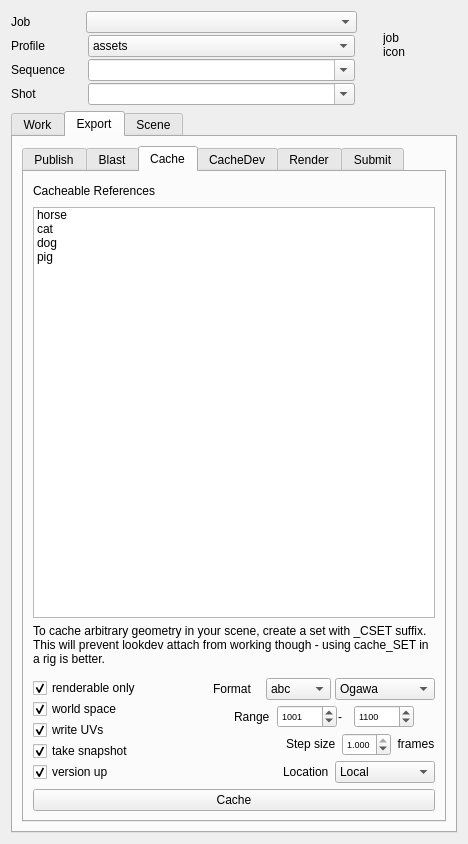
The window that python/pini/tools/helper/pini_helper.ui (CBSDigital/pini-dev) describes before a commit, drawn with Qt 5.
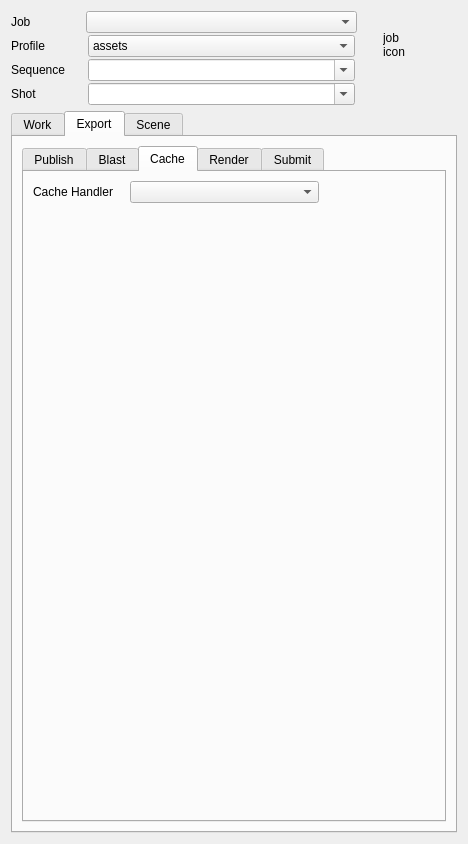
The same window after the commit. The open tabs and pages were chosen to show the change. Icons and pictures are not drawn. Custom widgets are drawn as their Qt base class.

```diff
--- a/python/pini/tools/helper/pini_helper.ui
+++ b/python/pini/tools/helper/pini_helper.ui
@@ -506,15 +506,15 @@
        <item row="0" column="0">
         <widget class="CTabWidget" name="EExportPane">
          <property name="currentIndex">
-          <number>3</number>
+          <number>2</number>
          </property>
          <widget class="QWidget" name="EPublishTab">
           <attribute name="title">
            <string>Publish</string>
           </attribute>
-          <layout class="QGridLayout" name="gridLayout_6" rowstretch="0,0,0,1">
+          <layout class="QGridLayout" name="gridLayout_6" rowstretch="0,0">
            <item row="0" column="0">
-            <layout class="QHBoxLayout" name="JobPane_3" stretch="1,2,1">
+            <layout class="QHBoxLayout" name="JobPane_3" stretch="1,2,1,0">
              <property name="spacing">
               <number>2</number>
              </property>
@@ -572,30 +572,53 @@
                </property>
               </spacer>
              </item>
+             <item>
+              <widget class="QPushButton" name="EPublishHandlerIcon">
+               <property name="maximumSize">
+                <size>
+                 <width>20</width>
+                 <height>20</height>
+                </size>
+               </property>
+               <property name="toolTip">
+                <string>Displays icon for current publish handler</string>
+               </property>
+               <property name="text">
+                <string/>
+               </property>
+               <property name="icon">
+                <iconset>
+                 <normaloff>../../../../../pini-icons/icons/android_12l/icon.0008.png</normaloff>../../../../../pini-icons/icons/android_12l/icon.0008.png</iconset>
+               </property>
+               <property name="iconSize">
+                <size>
+                 <width>20</width>
+                 <height>20</height>
+                </size>
+               </property>
+               <property name="flat">
+                <bool>true</bool>
+               </property>
+              </widget>
+             </item>
             </layout>
            </item>
            <item row="1" column="0">
-            <layout class="QVBoxLayout" name="EPublishLyt"/>
-           </item>
-           <item row="2" column="0">
-            <widget class="QPushButton" name="EPublish">
-             <property name="text">
-              <string>Publish</string>
-             </property>
-            </widget>
-           </item>
-           <item row="3" column="0">
-            <spacer name="verticalSpacer">
-             <property name="orientation">
-              <enum>Qt::Vertical</enum>
-             </property>
-             <property name="sizeHint" stdset="0">
-              <size>
-               <width>20</width>
-               <height>391</height>
-              </size>
-             </property>
-            </spacer>
+            <layout class="QVBoxLayout" name="EPublishLyt">
+             <item>
+              <spacer name="verticalSpacer">
+               <property name="orientation">
+                <enum>Qt::Vertical</enum>
+               </property>
+               <property name="sizeHint" stdset="0">
+                <size>
+                 <width>20</width>
+                 <height>40</height>
+                </size>
+               </property>
+              </spacer>
+             </item>
+            </layout>
            </item>
           </layout>
          </widget>
@@ -603,9 +626,26 @@
           <attribute name="title">
            <string>Blast</string>
           </attribute>
-          <layout class="QGridLayout" name="gridLayout_9" rowstretch="0,0,0,1">
+          <layout class="QGridLayout" name="gridLayout_9" rowstretch="0,0">
+           <item row="1" column="0">
+            <layout class="QVBoxLayout" name="EBlastLyt">
+             <item>
+              <spacer name="verticalSpacer_4">
+               <property name="orientation">
+                <enum>Qt::Vertical</enum>
+               </property>
+               <property name="sizeHint" stdset="0">
+                <size>
+                 <width>20</width>
+                 <height>40</height>
+                </size>
+               </property>
+              </spacer>
+             </item>
+            </layout>
+           </item>
            <item row="0" column="0">
-            <layout class="QHBoxLayout" name="JobPane_4" stretch="1,2,1">
+            <layout class="QHBoxLayout" name="JobPane_4" stretch="1,2,1,0">
              <property name="spacing">
               <number>2</number>
              </property>
@@ -663,61 +703,8 @@
                </property>
               </spacer>
              </item>
-            </layout>
-           </item>
-           <item row="1" column="0">
-            <layout class="QVBoxLayout" name="EBlastLyt"/>
-           </item>
-           <item row="2" column="0">
-            <widget class="QPushButton" name="EBlast">
-             <property name="text">
-              <string>Blast</string>
-             </property>
-            </widget>
-           </item>
-           <item row="3" column="0">
-            <spacer name="verticalSpacer_4">
-             <property name="orientation">
-              <enum>Qt::Vertical</enum>
-             </property>
-             <property name="sizeHint" stdset="0">
-              <size>
-               <width>331</width>
-               <height>419</height>
-              </size>
-             </property>
-            </spacer>
-           </item>
-          </layout>
-         </widget>
-         <widget class="QWidget" name="ECacheLegacyTab">
-          <attribute name="title">
-           <string>Cache</string>
-          </attribute>
-          <layout class="QGridLayout" name="gridLayout_7" rowstretch="0,1,0,0,0,0">
-           <item row="0" column="0">
-            <layout class="QHBoxLayout" name="horizontalLayout_12">
              <item>
-              <widget class="QLabel" name="EntityTypeLabel_4">
-               <property name="minimumSize">
-                <size>
-                 <width>75</width>
-                 <height>0</height>
-                </size>
-               </property>
-               <property name="maximumSize">
-                <size>
-                 <width>16777215</width>
-                 <height>16777215</height>
-                </size>
-               </property>
-               <property name="text">
-                <string>Cacheable References</string>
-               </property>
-              </widget>
-             </item>
-             <item>
-              <widget class="QPushButton" name="ECacheRefsRefresh">
+              <widget class="QPushButton" name="EBlastHandlerIcon">
                <property name="maximumSize">
                 <size>
                  <width>20</width>
@@ -725,14 +712,14 @@
                 </size>
                </property>
                <property name="toolTip">
-                <string>Reread cacheable references</string>
+                <string>Displays icon for current blast handler</string>
                </property>
                <property name="text">
                 <string/>
                </property>
                <property name="icon">
                 <iconset>
-                 <normaloff>../../../../../pini-icons/icons/android_12l/icon.3198.png</normaloff>../../../../../pini-icons/icons/android_12l/icon.3198.png</iconset>
+                 <normaloff>../../../../../pini-icons/icons/android_12l/icon.0008.png</normaloff>../../../../../pini-icons/icons/android_12l/icon.0008.png</iconset>
                </property>
                <property name="iconSize">
                 <size>
@@ -747,667 +734,15 @@
              </item>
             </layout>
            </item>
-           <item row="4" column="0">
-            <layout class="QHBoxLayout" name="horizontalLayout_5">
-             <item>
-              <layout class="QVBoxLayout" name="ECacheLayout" stretch="0,0,0,0,0,0">
-               <property name="spacing">
-                <number>1</number>
-               </property>
-               <item>
-                <widget class="QCheckBox" name="ECacheRenderableOnly">
-                 <property name="minimumSize">
-                  <size>
-                   <width>90</width>
-                   <height>0</height>
-                  </size>
-                 </property>
-                 <property name="maximumSize">
-                  <size>
-                   <width>150</width>
-                   <height>16777215</height>
-                  </size>
-                 </property>
-                 <property name="toolTip">
-                  <string>Export only renderable (visible) geometry</string>
-                 </property>
-                 <property name="text">
-                  <string>renderable only</string>
-                 </property>
-                 <property name="checked">
-                  <bool>true</bool>
-                 </property>
-                </widget>
-               </item>
-               <item>
-                <widget class="QCheckBox" name="ECacheWorldSpace">
-                 <property name="minimumSize">
-                  <size>
-                   <width>90</width>
-                   <height>0</height>
-                  </size>
-                 </property>
-                 <property name="maximumSize">
-                  <size>
-                   <width>150</width>
-                   <height>16777215</height>
-                  </size>
-                 </property>
-                 <property name="text">
-                  <string>world space</string>
-                 </property>
-                 <property name="checked">
-                  <bool>true</bool>
-                 </property>
-                </widget>
-               </item>
-               <item>
-                <widget class="QCheckBox" name="ECacheUvWrite">
-                 <property name="minimumSize">
-                  <size>
-                   <width>90</width>
-                   <height>0</height>
-                  </size>
-                 </property>
-                 <property name="maximumSize">
-                  <size>
-                   <width>150</width>
-                   <height>16777215</height>
-                  </size>
-                 </property>
-                 <property name="text">
-                  <string>write UVs</string>
-                 </property>
-                 <property name="checked">
-                  <bool>true</bool>
-                 </property>
-                </widget>
-               </item>
-               <item>
-                <spacer name="ECacheSpacer">
-                 <property name="orientation">
-                  <enum>Qt::Vertical</enum>
-                 </property>
-                 <property name="sizeType">
-                  <enum>QSizePolicy::Fixed</enum>
-                 </property>
-                 <property name="sizeHint" stdset="0">
-                  <size>
-                   <width>50</width>
-                   <height>0</height>
-                  </size>
-                 </property>
-                </spacer>
-               </item>
-               <item>
-                <widget class="QCheckBox" name="ECacheSnapshot">
-                 <property name="minimumSize">
-                  <size>
-                   <width>90</width>
-                   <height>0</height>
-                  </size>
-                 </property>
-                 <property name="maximumSize">
-                  <size>
-                   <width>150</width>
-                   <height>16777215</height>
-                  </size>
-                 </property>
-                 <property name="text">
-                  <string>take snapshot</string>
-                 </property>
-                 <property name="checked">
-                  <bool>true</bool>
-                 </property>
-                </widget>
-               </item>
-               <item>
-                <widget class="QCheckBox" name="ECacheVersionUp">
-                 <property name="minimumSize">
-                  <size>
-                   <width>90</width>
-                   <height>0</height>
-                  </size>
-                 </property>
-                 <property name="maximumSize">
-                  <size>
-                   <width>150</width>
-                   <height>16777215</height>
-                  </size>
-                 </property>
-                 <property name="text">
-                  <string>version up</string>
-                 </property>
-                 <property name="checked">
-                  <bool>true</bool>
-                 </property>
-                </widget>
-               </item>
-              </layout>
-             </item>
-             <item>
-              <layout class="QVBoxLayout" name="verticalLayout_4">
-               <property name="spacing">
-                <number>5</number>
-               </property>
-               <item>
-                <layout class="QHBoxLayout" name="ProfilePane_2" stretch="0,0,0,1">
-                 <property name="spacing">
-                  <number>4</number>
-                 </property>
-                 <item>
-                  <spacer name="horizontalSpacer">
-                   <property name="orientation">
-                    <enum>Qt::Horizontal</enum>
-                   </property>
-                   <property name="sizeType">
-                    <enum>QSizePolicy::MinimumExpanding</enum>
-                   </property>
-                   <property name="sizeHint" stdset="0">
-                    <size>
-                     <width>20</width>
-                     <height>20</height>
-                    </size>
-                   </property>
-                  </spacer>
-                 </item>
-                 <item>
-                  <widget class="QLabel" name="ProfileLabel_2">
-                   <property name="minimumSize">
-                    <size>
-                     <width>49</width>
-                     <height>0</height>
-                    </size>
-                   </property>
-                   <property name="maximumSize">
-                    <size>
-                     <width>70</width>
-                     <height>20</height>
-                    </size>
-                   </property>
-                   <property name="text">
-                    <string>Format  </string>
-                   </property>
-                  </widget>
-                 </item>
-                 <item>
-                  <widget class="CComboBox" name="ECacheExtn">
-                   <property name="sizePolicy">
-                    <sizepolicy hsizetype="MinimumExpanding" vsizetype="Fixed">
-                     <horstretch>0</horstretch>
-                     <verstretch>0</verstretch>
-                    </sizepolicy>
-                   </property>
-                   <property name="minimumSize">
-                    <size>
-                     <width>0</width>
-                     <height>0</height>
-                    </size>
-                   </property>
-                   <property name="maximumSize">
-                    <size>
-                     <width>100</width>
-                     <height>16777215</height>
-                    </size>
-                   </property>
-                   <property name="editable">
-                    <bool>false</bool>
-                   </property>
-                   <item>
-                    <property name="text">
-                     <string>abc</string>
-                    </property>
-                   </item>
-                   <item>
-                    <property name="text">
-                     <string>fbx</string>
-                    </property>
-                   </item>
-                  </widget>
-                 </item>
-                 <item>
-                  <widget class="CComboBox" name="ECacheFormat">
-                   <property name="sizePolicy">
-                    <sizepolicy hsizetype="MinimumExpanding" vsizetype="Fixed">
-                     <horstretch>0</horstretch>
-                     <verstretch>0</verstretch>
-                    </sizepolicy>
-                   </property>
-                   <property name="minimumSize">
-                    <size>
-                     <width>70</width>
-                     <height>0</height>
-                    </size>
-                   </property>
-                   <property name="maximumSize">
-                    <size>
-                     <width>100</width>
-                     <height>16777215</height>
-                    </size>
-                   </property>
-                   <property name="editable">
-                    <bool>false</bool>
-                   </property>
-                   <item>
-                    <property name="text">
-                     <string>Ogawa</string>
-                    </property>
-                   </item>
-                   <item>
-                    <property name="text">
-                     <string>HDF</string>
-                    </property>
-                   </item>
-                  </widget>
-                 </item>
-                </layout>
-               </item>
-               <item>
-                <layout class="QHBoxLayout" name="ProfilePane_3" stretch="0,0,0,0,0,0">
-                 <property name="spacing">
-                  <number>1</number>
-                 </property>
-                 <item>
-                  <spacer name="horizontalSpacer_2">
-                   <property name="orientation">
-                    <enum>Qt::Horizontal</enum>
-                   </property>
-                   <property name="sizeType">
-                    <enum>QSizePolicy::MinimumExpanding</enum>
-                   </property>
-                   <property name="sizeHint" stdset="0">
-                    <size>
-                     <width>20</width>
-                     <height>20</height>
-                    </size>
-                   </property>
-                  </spacer>
-                 </item>
-                 <item>
-                  <widget class="QLabel" name="ProfileLabel_3">
-                   <property name="minimumSize">
-                    <size>
-                     <width>49</width>
-                     <height>0</height>
-                    </size>
-                   </property>
-                   <property name="maximumSize">
-                    <size>
-                     <width>70</width>
-                     <height>16777215</height>
-                    </size>
-                   </property>
-                   <property name="text">
-                    <string>Range  </string>
-                   </property>
-                   <property name="alignment">
-                    <set>Qt::AlignRight|Qt::AlignTrailing|Qt::AlignVCenter</set>
-                   </property>
-                  </widget>
-                 </item>
-                 <item>
-                  <widget class="QSpinBox" name="ECacheStart">
-                   <property name="minimumSize">
-                    <size>
-                     <width>60</width>
-                     <height>0</height>
-                    </size>
-                   </property>
-                   <property name="maximumSize">
-                    <size>
-                     <width>40</width>
-                     <height>16777215</height>
-                    </size>
-                   </property>
-                   <property name="font">
-                    <font>
-                     <pointsize>7</pointsize>
-                    </font>
-                   </property>
-                   <property name="buttonSymbols">
-                    <enum>QAbstractSpinBox::UpDownArrows</enum>
-                   </property>
-                   <property name="maximum">
-                    <number>9999</number>
-                   </property>
-                   <property name="value">
-                    <number>1001</number>
-                   </property>
-                  </widget>
-                 </item>
-                 <item>
-                  <widget class="QLabel" name="ProfileLabel_4">
-                   <property name="minimumSize">
-                    <size>
-                     <width>15</width>
-                     <height>0</height>
-                    </size>
-                   </property>
-                   <property name="maximumSize">
-                    <size>
-                     <width>15</width>
-                     <height>16777215</height>
-                    </size>
-                   </property>
-                   <property name="text">
-                    <string>-</string>
-                   </property>
-                  </widget>
-                 </item>
-                 <item>
-                  <widget class="QSpinBox" name="ECacheEnd">
-                   <property name="minimumSize">
-                    <size>
-                     <width>60</width>
-                     <height>0</height>
-                    </size>
-                   </property>
-                   <property name="maximumSize">
-                    <size>
-                     <width>40</width>
-                     <height>16777215</height>
-                    </size>
-                   </property>
-                   <property name="font">
-                    <font>
-                     <pointsize>7</pointsize>
-                    </font>
-                   </property>
-                   <property name="buttonSymbols">
-                    <enum>QAbstractSpinBox::UpDownArrows</enum>
-                   </property>
-                   <property name="maximum">
-                    <number>9999</number>
-                   </property>
-                   <property name="value">
-                    <number>1100</number>
-                   </property>
-                  </widget>
-                 </item>
-                 <item>
-                  <widget class="QPushButton" name="ECacheRangeReset">
-                   <property name="maximumSize">
-                    <size>
-                     <width>20</width>
-                     <height>20</height>
-                    </size>
-                   </property>
-                   <property name="toolTip">
-                    <string>Read range from current scene</string>
-                   </property>
-                   <property name="text">
-                    <string/>
-                   </property>
-                   <property name="icon">
-                    <iconset>
-                     <normaloff>../../../../../pini-icons/icons/android_12l/icon.3140.png</normaloff>../../../../../pini-icons/icons/android_12l/icon.3140.png</iconset>
-                   </property>
-                   <property name="iconSize">
-                    <size>
-                     <width>20</width>
-                     <height>20</height>
-                    </size>
-                   </property>
-                   <property name="flat">
-                    <bool>true</bool>
-                   </property>
-                  </widget>
-                 </item>
-                </layout>
-               </item>
-               <item>
-                <layout class="QHBoxLayout" name="ProfilePane_5" stretch="0,0,0,0">
-                 <property name="spacing">
-                  <number>0</number>
-                 </property>
-                 <item>
-                  <spacer name="horizontalSpacer_7">
-                   <property name="orientation">
-                    <enum>Qt::Horizontal</enum>
-                   </property>
-                   <property name="sizeType">
-                    <enum>QSizePolicy::MinimumExpanding</enum>
-                   </property>
-                   <property name="sizeHint" stdset="0">
-                    <size>
-                     <width>20</width>
-                     <height>20</height>
-                    </size>
-                   </property>
-                  </spacer>
-                 </item>
-                 <item>
-                  <widget class="QLabel" name="ProfileLabel_5">
-                   <property name="minimumSize">
-                    <size>
-                     <width>49</width>
-                     <height>0</height>
-                    </size>
-                   </property>
-                   <property name="maximumSize">
-                    <size>
-                     <width>120</width>
-                     <height>20</height>
-                    </size>
-                   </property>
-                   <property name="text">
-                    <string>Step size  </string>
-                   </property>
-                  </widget>
-                 </item>
-                 <item>
-                  <widget class="QDoubleSpinBox" name="ECacheStep">
-                   <property name="minimumSize">
-                    <size>
-                     <width>43</width>
-                     <height>0</height>
-                    </size>
-                   </property>
-                   <property name="font">
-                    <font>
-                     <pointsize>7</pointsize>
-                    </font>
-                   </property>
-                   <property name="buttonSymbols">
-                    <enum>QAbstractSpinBox::UpDownArrows</enum>
-                   </property>
-                   <property name="decimals">
-                    <number>3</number>
-                   </property>
-                   <property name="minimum">
-                    <double>0.050000000000000</double>
-                   </property>
-                   <property name="maximum">
-                    <double>1.000000000000000</double>
-                   </property>
-                   <property name="value">
-                    <double>1.000000000000000</double>
-                   </property>
-                  </widget>
-                 </item>
-                 <item>
-                  <widget class="QLabel" name="ProfileLabel_6">
-                   <property name="minimumSize">
-                    <size>
-                     <width>0</width>
-                     <height>0</height>
-                    </size>
-                   </property>
-                   <property name="maximumSize">
-                    <size>
-                     <width>120</width>
-                     <height>20</height>
-                    </size>
-                   </property>
-                   <property name="text">
-                    <string>  frames</string>
-                   </property>
-                  </widget>
-                 </item>
-                </layout>
-               </item>
-               <item>
-                <layout class="QHBoxLayout" name="ProfilePane_6" stretch="0,0,1">
-                 <property name="spacing">
-                  <number>0</number>
-                 </property>
-                 <item>
-                  <spacer name="horizontalSpacer_10">
-                   <property name="orientation">
-                    <enum>Qt::Horizontal</enum>
-                   </property>
-                   <property name="sizeType">
-                    <enum>QSizePolicy::MinimumExpanding</enum>
-                   </property>
-                   <property name="sizeHint" stdset="0">
-                    <size>
-                     <width>20</width>
-                     <height>20</height>
-                    </size>
-                   </property>
-                  </spacer>
-                 </item>
-                 <item>
-                  <widget class="QLabel" name="ProfileLabel_8">
-                   <property name="minimumSize">
-                    <size>
-                     <width>49</width>
-                     <height>0</height>
-                    </size>
-                   </property>
-                   <property name="maximumSize">
-                    <size>
-                     <width>70</width>
-                     <height>20</height>
-                    </size>
-                   </property>
-                   <property name="text">
-                    <string>Location  </string>
-                   </property>
-                  </widget>
-                 </item>
-                 <item>
-                  <widget class="CComboBox" name="ECacheLocation">
-                   <property name="sizePolicy">
-                    <sizepolicy hsizetype="MinimumExpanding" vsizetype="Fixed">
-                     <horstretch>0</horstretch>
-                     <verstretch>0</verstretch>
-                    </sizepolicy>
-                   </property>
-                   <property name="minimumSize">
-                    <size>
-                     <width>70</width>
-                     <height>0</height>
-                    </size>
-                   </property>
-                   <property name="maximumSize">
-                    <size>
-                     <width>100</width>
-                     <height>16777215</height>
-                    </size>
-                   </property>
-                   <property name="editable">
-                    <bool>false</bool>
-                   </property>
-                   <item>
-                    <property name="text">
-                     <string>Local</string>
-                    </property>
-                   </item>
-                   <item>
-                    <property name="text">
-                     <string>Farm</string>
-                    </property>
-                   </item>
-                  </widget>
-                 </item>
-                </layout>
-               </item>
-              </layout>
-             </item>
-            </layout>
-           </item>
-           <item row="2" column="0">
-            <widget class="QLabel" name="EntityTypeLabel_5">
-             <property name="minimumSize">
-              <size>
-               <width>75</width>
-               <height>0</height>
-              </size>
-             </property>
-             <property name="maximumSize">
-              <size>
-               <width>16777215</width>
-               <height>16777215</height>
-              </size>
-             </property>
-             <property name="text">
-              <string>To cache arbitrary geometry in your scene, create a set with _CSET suffix. This will prevent lookdev attach from working though - using cache_SET in a rig is better.</string>
-             </property>
-             <property name="wordWrap">
-              <bool>true</bool>
-             </property>
-            </widget>
-           </item>
-           <item row="3" column="0">
-            <widget class="Line" name="line_3">
-             <property name="orientation">
-              <enum>Qt::Vertical</enum>
-             </property>
-            </widget>
-           </item>
-           <item row="1" column="0">
-            <widget class="CListWidget" name="ECacheRefs">
-             <property name="selectionMode">
-              <enum>QAbstractItemView::ExtendedSelection</enum>
-             </property>
-             <property name="iconSize">
-              <size>
-               <width>20</width>
-               <height>20</height>
-              </size>
-             </property>
-             <property name="selectionRectVisible">
-              <bool>false</bool>
-             </property>
-             <item>
-              <property name="text">
-               <string>horse</string>
-              </property>
-             </item>
-             <item>
-              <property name="text">
-               <string>cat</string>
-              </property>
-             </item>
-             <item>
-              <property name="text">
-               <string>dog</string>
-              </property>
-             </item>
-             <item>
-              <property name="text">
-               <string>pig</string>
-              </property>
-             </item>
-            </widget>
-           </item>
-           <item row="5" column="0">
-            <widget class="QPushButton" name="ECache">
-             <property name="text">
-              <string>Cache</string>
-             </property>
-            </widget>
-           </item>
           </layout>
          </widget>
          <widget class="QWidget" name="ECacheTab">
           <attribute name="title">
-           <string>CacheDev</string>
+           <string>Cache</string>
           </attribute>
           <layout class="QGridLayout" name="gridLayout_10">
            <item row="0" column="0">
-            <layout class="QVBoxLayout" name="verticalLayout" stretch="0,0,1">
+            <layout class="QVBoxLayout" name="verticalLayout" stretch="0,1">
              <item>
               <layout class="QHBoxLayout" name="JobPane_5" stretch="1,2,1,0">
                <property name="spacing">
@@ -1498,13 +833,6 @@
                </item>
               </layout>
              </item>
-             <item>
-              <widget class="Line" name="line_5">
-               <property name="orientation">
-                <enum>Qt::Horizontal</enum>
-               </property>
-              </widget>
-             </item>
              <item>
               <layout class="QVBoxLayout" name="ECacheLyt">
                <item>
@@ -1532,7 +860,7 @@
           </attribute>
           <layout class="QGridLayout" name="gridLayout_8">
            <item row="0" column="0">
-            <layout class="QVBoxLayout" name="ERenderTabLayout" stretch="0,0,0,0,1,0">
+            <layout class="QVBoxLayout" name="ERenderTabLayout" stretch="0,0,1">
              <item>
               <layout class="QHBoxLayout" name="ERenderHandlerLayout">
                <property name="spacing">
@@ -1633,28 +961,6 @@
                </item>
               </layout>
              </item>
-             <item>
-              <widget class="QLabel" name="ERenderHandlerDesc">
-               <property name="minimumSize">
-                <size>
-                 <width>0</width>
-                 <height>0</height>
-                </size>
-               </property>
-               <property name="maximumSize">
-                <size>
-                 <width>16777215</width>
-                 <height>16777215</height>
-                </size>
-               </property>
-               <property name="text">
-                <string>Description of render handler - some text which describes how the render handler works. This can be quite long, so it needs to wrap. It can just go on and on, theoretically. It should affect the width of CarbHelper though.</string>
-               </property>
-               <property name="wordWrap">
-                <bool>true</bool>
-               </property>
-              </widget>
-             </item>
              <item>
               <widget class="Line" name="line">
                <property name="orientation">
@@ -1662,109 +968,9 @@
                </property>
               </widget>
              </item>
-             <item>
-              <layout class="QHBoxLayout" name="ProfilePane_4" stretch="0,0,0,0,0">
-               <property name="spacing">
-                <number>2</number>
-               </property>
-               <item>
-                <widget class="QLabel" name="ProfileLabel_7">
-                 <property name="minimumSize">
-                  <size>
-                   <width>60</width>
-                   <height>0</height>
-                  </size>
-                 </property>
-                 <property name="maximumSize">
-                  <size>
-                   <width>60</width>
-                   <height>16777215</height>
-                  </size>
-                 </property>
-                 <property name="text">
-                  <string>Frames</string>
-                 </property>
-                </widget>
-               </item>
-               <item>
-                <widget class="CComboBox" name="ERenderFrames">
-                 <property name="sizePolicy">
-                  <sizepolicy hsizetype="MinimumExpanding" vsizetype="Fixed">
-                   <horstretch>0</horstretch>
-                   <verstretch>0</verstretch>
-                  </sizepolicy>
-                 </property>
-                 <property name="maximumSize">
-                  <size>
-                   <width>16777215</width>
-                   <height>16777215</height>
-                  </size>
-                 </property>
-                 <property name="editable">
-                  <bool>false</bool>
-                 </property>
-                </widget>
-               </item>
-               <item>
-                <widget class="QLabel" name="ERenderFramesLabel">
-                 <property name="sizePolicy">
-                  <sizepolicy hsizetype="MinimumExpanding" vsizetype="Preferred">
-                   <horstretch>0</horstretch>
-                   <verstretch>0</verstretch>
-                  </sizepolicy>
-                 </property>
-                 <property name="text">
-                  <string>1-10</string>
-                 </property>
-                </widget>
-               </item>
-               <item>
-                <widget class="QLineEdit" name="ERenderFramesText"/>
-               </item>
-               <item>
-                <widget class="QPushButton" name="ERenderFramesReset">
-                 <property name="maximumSize">
-                  <size>
-                   <width>20</width>
-                   <height>20</height>
-                  </size>
-                 </property>
-                 <property name="toolTip">
-                  <string>Reread render frames</string>
-                 </property>
-                 <property name="text">
-                  <string/>
-                 </property>
-                 <property name="icon">
-                  <iconset>
-                   <normaloff>../../../../../pini-icons/icons/android_12l/icon.3140.png</normaloff>../../../../../pini-icons/icons/android_12l/icon.3140.png</iconset>
-                 </property>
-                 <property name="iconSize">
-                  <size>
-                   <width>20</width>
-                   <height>20</height>
-                  </size>
-                 </property>
-                 <property name="flat">
-                  <bool>true</bool>
-                 </property>
-                </widget>
-               </item>
-              </layout>
-             </item>
              <item>
               <layout class="QVBoxLayout" name="ERenderLyt"/>
              </item>
-             <item>
-              <widget class="QPushButton" name="ERender">
-               <property name="enabled">
-                <bool>false</bool>
-               </property>
-               <property name="text">
-                <string>Render</string>
-               </property>
-              </widget>
-             </item>
             </layout>
            </item>
           </layout>
```
